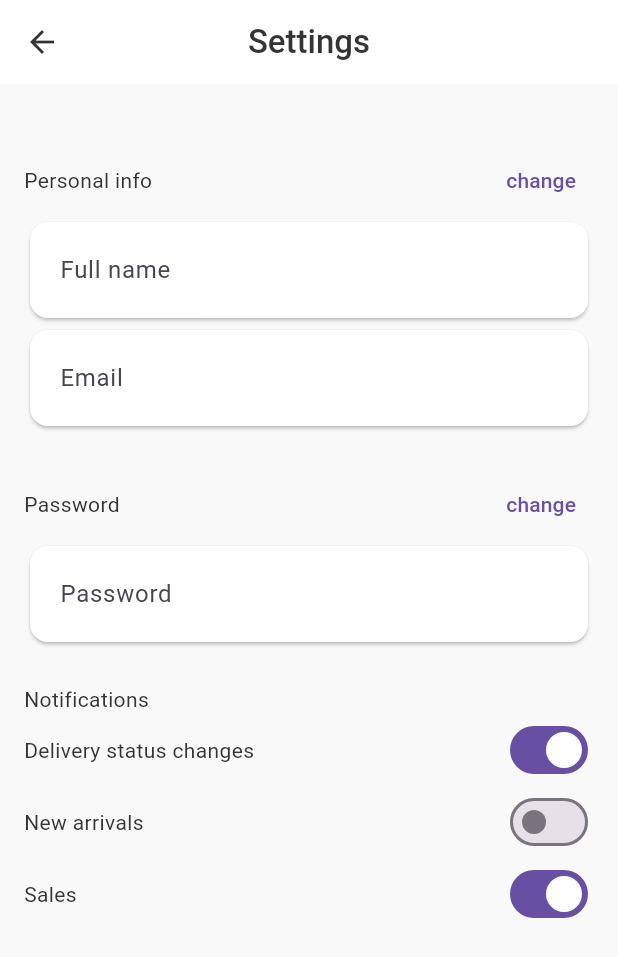
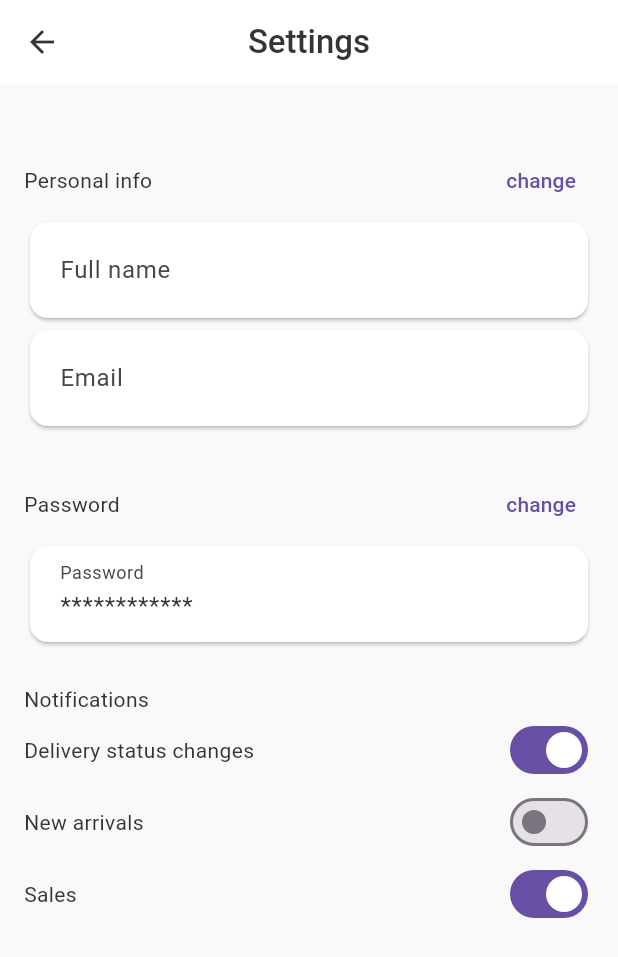
Before and after one commit to muhammednashat/flutter_shopping_app, a Flutter app: the SettingsScreen screen opened directly with empty values, on a phone screen of 412 x 824 dp. Shown: the top 957 px of the screen. Run offline on Flutter 3.47's test engine with Material 3 defaults, Android fonts, the phone set to English and light mode, and no system bars; our stand-ins replace dio, flutter_rating_bar, flutter_riverpod, fluttertoast, go_router, hive; accounts and stored records are empty.

Commit message:
use user ojbect to assign data in settings screen

```diff
--- a/lib/routing/router_config.dart
+++ b/lib/routing/router_config.dart
@@ -57,7 +57,10 @@ GoRouter _buildRouter() {
       ),
       GoRoute(
         path: Routes.changePersonalInfo,
-        builder: (context, state) => ChangePersonalInfo(),
+        builder: (context, state) {
+        final user = state.extra as User;
+
+        return  ChangePersonalInfo(user:user);},
       ),
 
       GoRoute(
--- a/lib/ui/core/ui/custom_text_form_field.dart
+++ b/lib/ui/core/ui/custom_text_form_field.dart
@@ -4,14 +4,18 @@ import 'package:flutter/material.dart';
 class CustomTextFormField extends StatelessWidget {
    CustomTextFormField({
     super.key,
+    this.readOnly = false,
     required this.label,
     required this.controller,
      this.validator
   });
 
+  final bool readOnly;
   final String label;
   final TextEditingController controller;
    String? Function(String?)? validator;
+
+
   @override
   Widget build(BuildContext context) {
     return Card(
@@ -20,6 +24,7 @@ class CustomTextFormField extends StatelessWidget {
       child: Padding(
         padding: const EdgeInsets.all(4.0),
         child: TextFormField(
+          readOnly: readOnly,
           validator: validator,
           controller: controller,
           decoration: InputDecoration(label: Text(label)),
--- a/lib/ui/favorites/favorites_screen.dart
+++ b/lib/ui/favorites/favorites_screen.dart
@@ -5,6 +5,9 @@ class FavoritesScreen extends StatelessWidget {
 
   @override
   Widget build(BuildContext context) {
-    return const Placeholder();
+    return Scaffold(
+      appBar: AppBar(title: Text("My Favorites")),
+      body: Column(),
+    );
   }
 }
--- a/lib/ui/profile/settings_screen.dart
+++ b/lib/ui/profile/settings_screen.dart
@@ -5,8 +5,12 @@ import 'package:shopping_app/routing/routes.dart';
 import 'package:shopping_app/ui/core/ui/custom_text_form_field.dart';
 
 class SettingsScreen extends StatelessWidget {
-  SettingsScreen({super.key, required this.user});
-final User user;
+  SettingsScreen({super.key, required this.user}) {
+    controllers[0].text = user.name;
+    controllers[1].text = user.email;
+    controllers[2].text = '************';
+  }
+  final User user;
   final List<TextEditingController> controllers = List.generate(
     3,
     (index) => TextEditingController(),
@@ -25,22 +29,44 @@ final User user;
               mainAxisAlignment: MainAxisAlignment.spaceBetween,
               children: [
                 Text('Personal info'),
-                TextButton(onPressed: () {context.push(Routes.changePersonalInfo);}, child: Text('change')),
+                TextButton(
+                  onPressed: () {
+                    context.push(Routes.changePersonalInfo, extra: user);
+                  },
+                  child: Text('change'),
+                ),
               ],
             ),
-            CustomTextFormField(label: "Full name", controller: controllers[0]),
-            CustomTextFormField(label: "Email", controller: controllers[1]),
+            CustomTextFormField(
+              readOnly: true,
+              label: "Full name",
+              controller: controllers[0],
+            ),
+            CustomTextFormField(
+              readOnly: true,
+              label: "Email",
+              controller: controllers[1],
+            ),
             SizedBox(height: 24.0),
 
             Row(
               mainAxisAlignment: MainAxisAlignment.spaceBetween,
               children: [
                 Text('Password'),
-                TextButton(onPressed: () {context.push(Routes.changePassword);}, child: Text('change')),
+                TextButton(
+                  onPressed: () {
+                    context.push(Routes.changePassword);
+                  },
+                  child: Text('change'),
+                ),
               ],
             ),
 
-            CustomTextFormField(label: "Password", controller: controllers[2]),
+            CustomTextFormField(
+              readOnly: true,
+              label: "Password",
+              controller: controllers[2],
+            ),
             SizedBox(height: 24.0),
             Text('Notifications'),
             Row(
```
Also changed, not shown: lib/ui/profile/change_personal_info.dart (+12 -1 lines), 1 other file.
